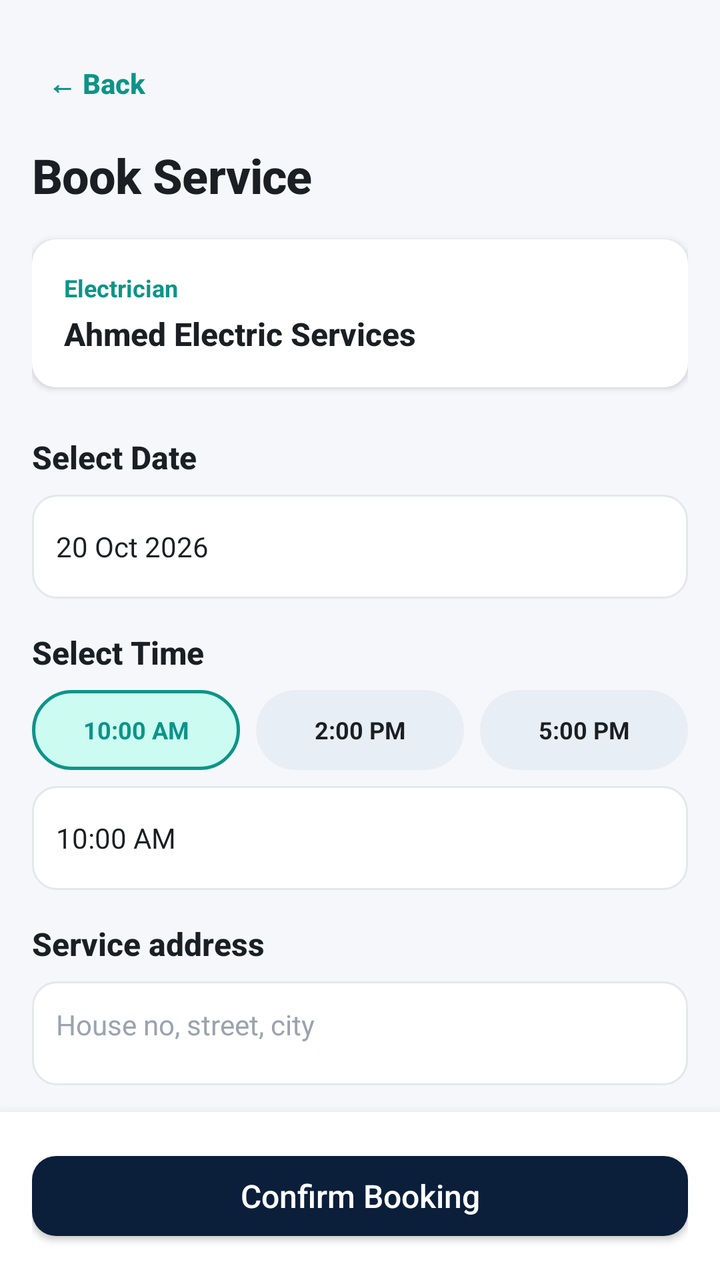
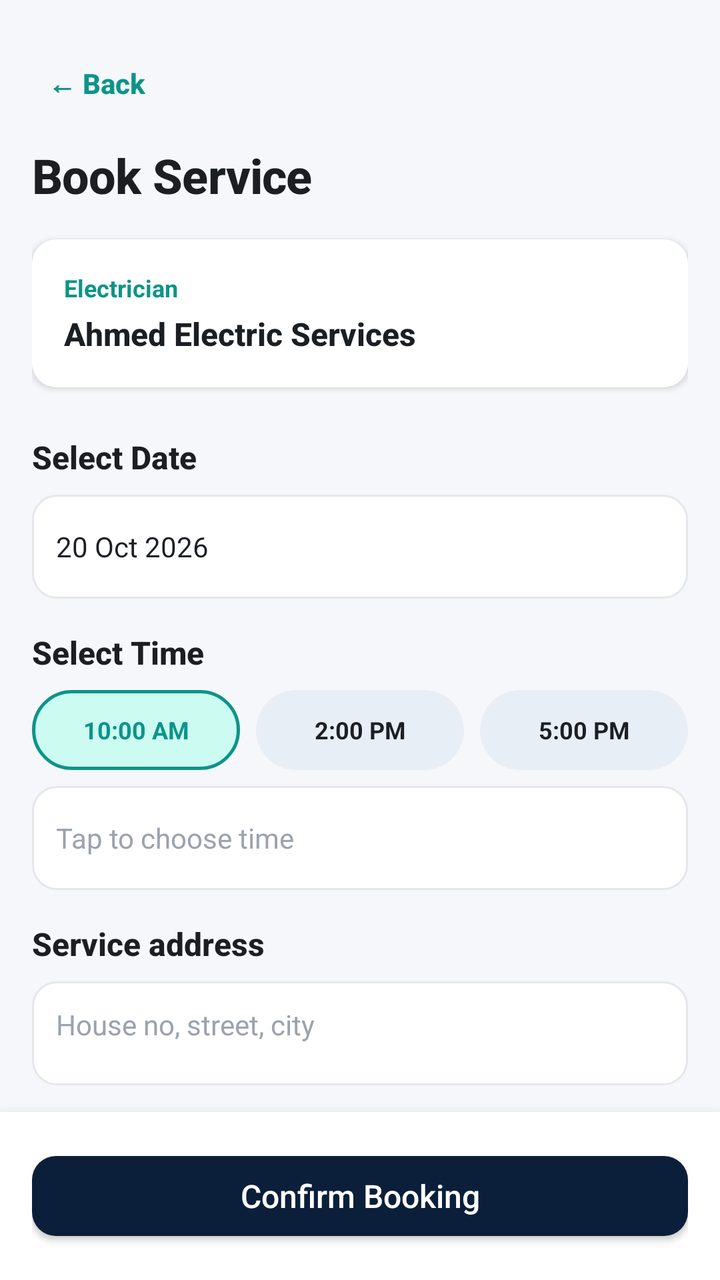

An Android layout rendered at two revisions. The XML below is the earlier revision; the diff shows what the commit changed to produce the second picture.
<!-- AndroidManifest.xml: application theme Theme.Homexa -->
<!-- res/layout/activity_booking.xml -->
<?xml version="1.0" encoding="utf-8"?>
<FrameLayout xmlns:android="http://schemas.android.com/apk/res/android"
    android:layout_width="match_parent"
    android:layout_height="match_parent"
    android:background="@color/background">

    <LinearLayout
        android:id="@+id/layoutBookingForm"
        android:layout_width="match_parent"
        android:layout_height="match_parent"
        android:orientation="vertical">

        <androidx.core.widget.NestedScrollView
            android:layout_width="match_parent"
            android:layout_height="0dp"
            android:layout_weight="1"
            android:clipToPadding="false"
            android:fillViewport="true"
            android:overScrollMode="never">

            <LinearLayout
                android:layout_width="match_parent"
                android:layout_height="wrap_content"
                android:orientation="vertical"
                android:paddingStart="@dimen/screen_padding"
                android:paddingTop="@dimen/space_xl"
                android:paddingEnd="@dimen/screen_padding"
                android:paddingBottom="@dimen/space_lg">

                <TextView
                    android:id="@+id/buttonBack"
                    android:layout_width="wrap_content"
                    android:layout_height="wrap_content"
                    android:padding="@dimen/space_sm"
                    android:text="@string/back"
                    android:textAppearance="@style/TextAppearance.Homexa.Link" />

                <TextView
                    android:layout_width="match_parent"
                    android:layout_height="wrap_content"
                    android:layout_marginTop="@dimen/space_md"
                    android:text="@string/book_service"
                    android:textAppearance="@style/TextAppearance.Homexa.Title" />

                
                <LinearLayout
                    android:layout_width="match_parent"
                    android:layout_height="wrap_content"
                    android:layout_marginTop="@dimen/space_lg"
                    android:background="@drawable/bg_card"
                    android:elevation="@dimen/card_elevation"
                    android:orientation="vertical"
                    android:padding="@dimen/card_padding">

                    <TextView
                        android:id="@+id/textSelectedService"
                        android:layout_width="match_parent"
                        android:layout_height="wrap_content"
                        android:text="@string/category_electrician"
                        android:textAppearance="@style/TextAppearance.Homexa.Caption"
                        android:textColor="@color/accent"
                        android:textStyle="bold" />

                    <TextView
                        android:id="@+id/textSelectedProvider"
                        android:layout_width="match_parent"
                        android:layout_height="wrap_content"
                        android:layout_marginTop="@dimen/space_xs"
                        android:text="@string/provider_ahmed_name"
                        android:textAppearance="@style/TextAppearance.Homexa.Subheading" />
                </LinearLayout>

                <TextView
                    android:layout_width="match_parent"
                    android:layout_height="wrap_content"
                    android:layout_marginTop="@dimen/space_xl"
                    android:text="@string/select_date"
                    android:textAppearance="@style/TextAppearance.Homexa.Subheading" />

                <TextView
                    android:id="@+id/textSelectDate"
                    android:layout_width="match_parent"
                    android:layout_height="@dimen/input_height"
                    android:layout_marginTop="@dimen/space_sm"
                    android:background="@drawable/bg_input_field"
                    android:gravity="center_vertical"
                    android:hint="@string/choose_date"
                    android:paddingStart="@dimen/space_md"
                    android:paddingEnd="@dimen/space_md"
                    android:text="@string/sample_date_display"
                    android:textColor="@color/text_primary"
                    android:textColorHint="@color/text_hint"
                    android:textSize="@dimen/text_body" />

                <TextView
                    android:layout_width="match_parent"
                    android:layout_height="wrap_content"
                    android:layout_marginTop="@dimen/space_lg"
                    android:text="@string/select_time"
                    android:textAppearance="@style/TextAppearance.Homexa.Subheading" />

                
                <LinearLayout
                    android:layout_width="match_parent"
                    android:layout_height="wrap_content"
                    android:layout_marginTop="@dimen/space_sm"
                    android:orientation="horizontal">

                    <TextView
                        style="@style/Widget.Homexa.TimeChip"
                        android:layout_width="0dp"
                        android:layout_height="@dimen/time_chip_height"
                        android:layout_weight="1"
                        android:background="@drawable/bg_time_chip_selected"
                        android:text="@string/time_slot_morning"
                        android:textColor="@color/accent" />

                    <TextView
                        style="@style/Widget.Homexa.TimeChip"
                        android:layout_width="0dp"
                        android:layout_height="@dimen/time_chip_height"
                        android:layout_marginStart="@dimen/space_sm"
                        android:layout_weight="1"
                        android:background="@drawable/bg_time_chip"
                        android:text="@string/time_slot_afternoon" />

                    <TextView
                        style="@style/Widget.Homexa.TimeChip"
                        android:layout_width="0dp"
                        android:layout_height="@dimen/time_chip_height"
                        android:layout_marginStart="@dimen/space_sm"
                        android:layout_weight="1"
                        android:background="@drawable/bg_time_chip"
                        android:text="@string/time_slot_evening" />
                </LinearLayout>

                
                <TextView
                    android:id="@+id/textSelectTime"
                    android:layout_width="match_parent"
                    android:layout_height="@dimen/input_height"
                    android:layout_marginTop="@dimen/space_sm"
                    android:background="@drawable/bg_input_field"
                    android:gravity="center_vertical"
                    android:hint="@string/choose_time"
                    android:paddingStart="@dimen/space_md"
                    android:paddingEnd="@dimen/space_md"
                    android:text="@string/time_slot_morning"
                    android:textColor="@color/text_primary"
                    android:textColorHint="@color/text_hint"
                    android:textSize="@dimen/text_body" />

                <TextView
                    android:layout_width="match_parent"
                    android:layout_height="wrap_content"
                    android:layout_marginTop="@dimen/space_lg"
                    android:text="@string/enter_address"
                    android:textAppearance="@style/TextAppearance.Homexa.Subheading" />

                <EditText
                    android:id="@+id/editAddress"
                    android:layout_width="match_parent"
                    android:layout_height="wrap_content"
                    android:layout_marginTop="@dimen/space_sm"
                    android:background="@drawable/bg_input_field"
                    android:gravity="top"
                    android:hint="@string/address_hint"
                    android:inputType="textMultiLine"
                    android:minHeight="@dimen/input_height"
                    android:padding="@dimen/space_md"
                    android:textColor="@color/text_primary"
                    android:textColorHint="@color/text_hint"
                    android:textSize="@dimen/text_body" />

                <TextView
                    android:layout_width="match_parent"
                    android:layout_height="wrap_content"
                    android:layout_marginTop="@dimen/space_lg"
                    android:text="@string/optional_note"
                    android:textAppearance="@style/TextAppearance.Homexa.Subheading" />

                <EditText
                    android:id="@+id/editNote"
                    android:layout_width="match_parent"
                    android:layout_height="wrap_content"
                    android:layout_marginTop="@dimen/space_sm"
                    android:background="@drawable/bg_input_field"
                    android:gravity="top"
                    android:hint="@string/note_hint"
                    android:inputType="textMultiLine"
                    android:minHeight="@dimen/input_height"
                    android:padding="@dimen/space_md"
                    android:textColor="@color/text_primary"
                    android:textColorHint="@color/text_hint"
                    android:textSize="@dimen/text_body" />

                
                <TextView
                    android:layout_width="match_parent"
                    android:layout_height="wrap_content"
                    android:layout_marginTop="@dimen/space_xl"
                    android:text="@string/price_breakdown"
                    android:textAppearance="@style/TextAppearance.Homexa.Subheading" />

                <LinearLayout
                    android:layout_width="match_parent"
                    android:layout_height="wrap_content"
                    android:layout_marginTop="@dimen/space_sm"
                    android:background="@drawable/bg_card"
                    android:elevation="@dimen/card_elevation"
                    android:orientation="vertical"
                    android:padding="@dimen/card_padding">

                    <LinearLayout
                        android:layout_width="match_parent"
                        android:layout_height="wrap_content"
                        android:orientation="horizontal">

                        <TextView
                            android:layout_width="0dp"
                            android:layout_height="wrap_content"
                            android:layout_weight="1"
                            android:text="@string/estimated_price"
                            android:textAppearance="@style/TextAppearance.Homexa.Body" />

                        <TextView
                            android:id="@+id/textEstimatedPrice"
                            android:layout_width="wrap_content"
                            android:layout_height="wrap_content"
                            android:text="@string/sample_subtotal"
                            android:textAppearance="@style/TextAppearance.Homexa.Body"
                            android:textColor="@color/text_primary"
                            android:textStyle="bold" />
                    </LinearLayout>

                    <LinearLayout
                        android:layout_width="match_parent"
                        android:layout_height="wrap_content"
                        android:layout_marginTop="@dimen/space_sm"
                        android:orientation="horizontal">

                        <TextView
                            android:layout_width="0dp"
                            android:layout_height="wrap_content"
                            android:layout_weight="1"
                            android:text="@string/service_fee"
                            android:textAppearance="@style/TextAppearance.Homexa.Body" />

                        <TextView
                            android:layout_width="wrap_content"
                            android:layout_height="wrap_content"
                            android:text="@string/sample_service_fee"
                            android:textAppearance="@style/TextAppearance.Homexa.Body"
                            android:textColor="@color/text_primary"
                            android:textStyle="bold" />
                    </LinearLayout>

                    <View
                        android:layout_width="match_parent"
                        android:layout_height="1dp"
                        android:layout_marginTop="@dimen/space_md"
                        android:layout_marginBottom="@dimen/space_md"
                        android:background="@color/divider" />

                    <LinearLayout
                        android:layout_width="match_parent"
                        android:layout_height="wrap_content"
                        android:orientation="horizontal">

                        <TextView
                            android:layout_width="0dp"
                            android:layout_height="wrap_content"
                            android:layout_weight="1"
                            android:text="@string/estimated_total"
                            android:textAppearance="@style/TextAppearance.Homexa.Subheading" />

                        <TextView
                            android:layout_width="wrap_content"
                            android:layout_height="wrap_content"
                            android:text="@string/sample_total"
                            android:textAppearance="@style/TextAppearance.Homexa.Subheading"
                            android:textColor="@color/primary" />
                    </LinearLayout>
                </LinearLayout>

                <TextView
                    android:layout_width="match_parent"
                    android:layout_height="wrap_content"
                    android:layout_marginTop="@dimen/space_xl"
                    android:text="@string/payment_method"
                    android:textAppearance="@style/TextAppearance.Homexa.Subheading" />

                <include
                    layout="@layout/item_payment_method"
                    android:layout_width="match_parent"
                    android:layout_height="wrap_content"
                    android:layout_marginTop="@dimen/space_sm" />

            </LinearLayout>
        </androidx.core.widget.NestedScrollView>

        <LinearLayout
            android:layout_width="match_parent"
            android:layout_height="wrap_content"
            android:background="@color/surface"
            android:elevation="8dp"
            android:orientation="vertical"
            android:padding="@dimen/screen_padding">

            <com.google.android.material.button.MaterialButton
                android:id="@+id/buttonConfirmBooking"
                style="@style/Widget.Homexa.Button.Primary"
                android:layout_width="match_parent"
                android:layout_height="@dimen/button_height"
                android:clickable="false"
                android:focusable="false"
                android:text="@string/confirm_booking" />
        </LinearLayout>
    </LinearLayout>

    
    <LinearLayout
        android:id="@+id/layoutBookingSuccess"
        android:layout_width="match_parent"
        android:layout_height="match_parent"
        android:gravity="center"
        android:orientation="vertical"
        android:padding="@dimen/space_xl"
        android:visibility="gone">

        <FrameLayout
            android:layout_width="88dp"
            android:layout_height="88dp"
            android:background="@drawable/bg_circle_soft">

            <TextView
                android:layout_width="wrap_content"
                android:layout_height="wrap_content"
                android:layout_gravity="center"
                android:text="✓"
                android:textColor="@color/accent"
                android:textSize="36sp"
                android:textStyle="bold" />
        </FrameLayout>

        <TextView
            android:layout_width="wrap_content"
            android:layout_height="wrap_content"
            android:layout_marginTop="@dimen/space_lg"
            android:text="@string/booking_success_title"
            android:textAppearance="@style/TextAppearance.Homexa.Title"
            android:textColor="@color/primary" />

        <TextView
            android:layout_width="match_parent"
            android:layout_height="wrap_content"
            android:layout_marginTop="@dimen/space_sm"
            android:gravity="center"
            android:text="@string/booking_success_message"
            android:textAppearance="@style/TextAppearance.Homexa.Body" />

        <com.google.android.material.button.MaterialButton
            android:id="@+id/buttonBackToHome"
            style="@style/Widget.Homexa.Button.Primary"
            android:layout_width="match_parent"
            android:layout_height="@dimen/button_height"
            android:layout_marginTop="@dimen/space_xl"
            android:clickable="false"
            android:focusable="false"
            android:text="@string/back_to_home" />

        <com.google.android.material.button.MaterialButton
            android:id="@+id/buttonViewMyBookings"
            style="@style/Widget.Homexa.Button.Outline"
            android:layout_width="match_parent"
            android:layout_height="@dimen/button_height"
            android:layout_marginTop="@dimen/space_md"
            android:clickable="false"
            android:focusable="false"
            android:text="@string/view_my_bookings" />
    </LinearLayout>

</FrameLayout>
<!-- res/layout/item_payment_method.xml (included above) -->
<?xml version="1.0" encoding="utf-8"?>
<LinearLayout xmlns:android="http://schemas.android.com/apk/res/android"
    android:id="@+id/paymentMethodsRoot"
    android:layout_width="match_parent"
    android:layout_height="wrap_content"
    android:orientation="vertical">

    
    <LinearLayout
        android:id="@+id/paymentCodRow"
        android:layout_width="match_parent"
        android:layout_height="wrap_content"
        android:background="@drawable/bg_payment_selected"
        android:gravity="center_vertical"
        android:orientation="horizontal"
        android:padding="@dimen/card_padding">

        <ImageView
            android:id="@+id/imagePaymentCodIcon"
            android:layout_width="@dimen/payment_icon_size"
            android:layout_height="@dimen/payment_icon_size"
            android:contentDescription="@string/payment_cod"
            android:src="@drawable/ic_payment_cash" />

        <LinearLayout
            android:layout_width="0dp"
            android:layout_height="wrap_content"
            android:layout_marginStart="@dimen/space_md"
            android:layout_weight="1"
            android:orientation="vertical">

            <TextView
                android:id="@+id/textPaymentCodTitle"
                android:layout_width="match_parent"
                android:layout_height="wrap_content"
                android:text="@string/payment_cod"
                android:textAppearance="@style/TextAppearance.Homexa.Subheading" />

            <TextView
                android:id="@+id/textPaymentCodSubtitle"
                android:layout_width="match_parent"
                android:layout_height="wrap_content"
                android:layout_marginTop="@dimen/space_xs"
                android:text="@string/payment_cod_desc"
                android:textAppearance="@style/TextAppearance.Homexa.Caption" />
        </LinearLayout>

        <ImageView
            android:id="@+id/imagePaymentCodRadio"
            android:layout_width="24dp"
            android:layout_height="24dp"
            android:contentDescription="@string/payment_cod"
            android:src="@drawable/ic_radio_selected" />
    </LinearLayout>

    
    <LinearLayout
        android:id="@+id/paymentJazzCashRow"
        android:layout_width="match_parent"
        android:layout_height="wrap_content"
        android:layout_marginTop="@dimen/space_sm"
        android:background="@drawable/bg_payment_unselected"
        android:gravity="center_vertical"
        android:orientation="horizontal"
        android:padding="@dimen/card_padding">

        <ImageView
            android:id="@+id/imagePaymentJazzIcon"
            android:layout_width="@dimen/payment_icon_size"
            android:layout_height="@dimen/payment_icon_size"
            android:contentDescription="@string/payment_jazzcash"
            android:src="@drawable/ic_payment_jazzcash" />

        <LinearLayout
            android:layout_width="0dp"
            android:layout_height="wrap_content"
            android:layout_marginStart="@dimen/space_md"
            android:layout_weight="1"
            android:orientation="vertical">

            <TextView
                android:id="@+id/textPaymentJazzTitle"
                android:layout_width="match_parent"
                android:layout_height="wrap_content"
                android:text="@string/payment_jazzcash"
                android:textAppearance="@style/TextAppearance.Homexa.Subheading" />

            <TextView
                android:id="@+id/textPaymentJazzSubtitle"
                android:layout_width="match_parent"
                android:layout_height="wrap_content"
                android:layout_marginTop="@dimen/space_xs"
                android:text="@string/payment_jazzcash_desc"
                android:textAppearance="@style/TextAppearance.Homexa.Caption" />
        </LinearLayout>

        <ImageView
            android:id="@+id/imagePaymentJazzRadio"
            android:layout_width="24dp"
            android:layout_height="24dp"
            android:contentDescription="@string/payment_jazzcash"
            android:src="@drawable/ic_radio_unselected" />
    </LinearLayout>

</LinearLayout>
<!-- resources referenced by this layout -->
<resources>
  <color name="accent">#0D9488</color>
  <color name="background">#F5F7FA</color>
  <color name="divider">#E5E7EB</color>
  <color name="primary">#0B1F3A</color>
  <color name="surface">#FFFFFF</color>
  <color name="text_hint">#9CA3AF</color>
  <color name="text_primary">#1B1F24</color>
  <dimen name="button_height">52dp</dimen>
  <dimen name="card_elevation">2dp</dimen>
  <dimen name="card_padding">16dp</dimen>
  <dimen name="input_height">52dp</dimen>
  <dimen name="payment_icon_size">40dp</dimen>
  <dimen name="screen_padding">16dp</dimen>
  <dimen name="space_lg">16dp</dimen>
  <dimen name="space_md">12dp</dimen>
  <dimen name="space_sm">8dp</dimen>
  <dimen name="space_xl">24dp</dimen>
  <dimen name="space_xs">4dp</dimen>
  <dimen name="text_body">14sp</dimen>
  <dimen name="time_chip_height">40dp</dimen>
  <!-- drawable bg_circle_soft (drawable) -->
  <?xml version="1.0" encoding="utf-8"?>
  <shape xmlns:android="http://schemas.android.com/apk/res/android"
      android:shape="oval">
      <solid android:color="@color/accent_soft" />
  </shape>
  <string name="address_hint">House no, street, city</string>
  <string name="back">← Back</string>
  <string name="back_to_home">Back to Home</string>
  <string name="book_service">Book Service</string>
  <string name="booking_success_message">Your service has been booked successfully.</string>
  <string name="booking_success_title">Booking Confirmed</string>
  <string name="category_electrician">Electrician</string>
  <string name="choose_date">Tap to choose date</string>
  <string name="choose_time">Tap to choose time</string>
  <string name="confirm_booking">Confirm Booking</string>
  <string name="enter_address">Service address</string>
  <string name="estimated_price">Estimated Price</string>
  <string name="estimated_total">Estimated total</string>
  <string name="note_hint">Any special instructions</string>
  <string name="optional_note">Additional instructions</string>
  <string name="payment_cod">Cash on Delivery</string>
  <string name="payment_cod_desc">Pay when the service is completed</string>
  <string name="payment_jazzcash">JazzCash</string>
  <string name="payment_jazzcash_desc">Pay securely with JazzCash wallet</string>
  <string name="payment_method">Payment method</string>
  <string name="price_breakdown">Price breakdown</string>
  <string name="provider_ahmed_name">Ahmed Electric Services</string>
  <string name="sample_date_display">20 Oct 2026</string>
  <string name="sample_service_fee">PKR 150</string>
  <string name="sample_subtotal">PKR 1,500</string>
  <string name="sample_total">PKR 1,650</string>
  <string name="select_date">Select Date</string>
  <string name="select_time">Select Time</string>
  <string name="service_fee">Service fee</string>
  <string name="time_slot_afternoon">2:00 PM</string>
  <string name="time_slot_evening">5:00 PM</string>
  <string name="time_slot_morning">10:00 AM</string>
  <string name="view_my_bookings">View My Bookings</string>
  <style name="TextAppearance.Homexa.Caption">
          <item name="android:textSize">@dimen/text_caption</item>
          <item name="android:textColor">@color/text_secondary</item>
          <item name="android:fontFamily">sans-serif</item>
      </style>
  <dimen name="radius_medium">12dp</dimen>
  <color name="accent_soft">#CCFBF1</color>
  <color name="payment_selected_bg">#F0FDFA</color>
  <color name="payment_selected_stroke">#0D9488</color>
  <color name="payment_unselected_stroke">#E5E7EB</color>
  <color name="primary_light">#E8EEF5</color>
  <dimen name="radius_pill">24dp</dimen>
  <color name="text_secondary">#6B7280</color>
  <dimen name="text_caption">12sp</dimen>
  <dimen name="text_subheading">16sp</dimen>
  <dimen name="text_title">24sp</dimen>
  <dimen name="text_button">16sp</dimen>
  <dimen name="button_radius">12dp</dimen>
  <color name="text_on_primary">#FFFFFF</color>
  <color name="primary_dark">#071528</color>
  <color name="accent_dark">#0F766E</color>
  <!-- unchanged entries left out for length: 18 -->
</resources>

<!-- the commit's change to res/layout/activity_booking.xml (unified diff, before → after) -->
@@ -107,6 +107,7 @@
                     android:orientation="horizontal">
 
                     <TextView
+                        android:id="@+id/chipTimeMorning"
                         style="@style/Widget.Homexa.TimeChip"
                         android:layout_width="0dp"
                         android:layout_height="@dimen/time_chip_height"
@@ -116,6 +117,7 @@
                         android:textColor="@color/accent" />
 
                     <TextView
+                        android:id="@+id/chipTimeAfternoon"
                         style="@style/Widget.Homexa.TimeChip"
                         android:layout_width="0dp"
                         android:layout_height="@dimen/time_chip_height"
@@ -125,6 +127,7 @@
                         android:text="@string/time_slot_afternoon" />
 
                     <TextView
+                        android:id="@+id/chipTimeEvening"
                         style="@style/Widget.Homexa.TimeChip"
                         android:layout_width="0dp"
                         android:layout_height="@dimen/time_chip_height"
@@ -134,7 +137,6 @@
                         android:text="@string/time_slot_evening" />
                 </LinearLayout>
 
-                
                 <TextView
                     android:id="@+id/textSelectTime"
                     android:layout_width="match_parent"
@@ -145,7 +147,6 @@
                     android:hint="@string/choose_time"
                     android:paddingStart="@dimen/space_md"
                     android:paddingEnd="@dimen/space_md"
-                    android:text="@string/time_slot_morning"
                     android:textColor="@color/text_primary"
                     android:textColorHint="@color/text_hint"
                     android:textSize="@dimen/text_body" />
@@ -312,8 +313,6 @@
                 style="@style/Widget.Homexa.Button.Primary"
                 android:layout_width="match_parent"
                 android:layout_height="@dimen/button_height"
-                android:clickable="false"
-                android:focusable="false"
                 android:text="@string/confirm_booking" />
         </LinearLayout>
     </LinearLayout>
@@ -365,8 +364,6 @@
             android:layout_width="match_parent"
             android:layout_height="@dimen/button_height"
             android:layout_marginTop="@dimen/space_xl"
-            android:clickable="false"
-            android:focusable="false"
             android:text="@string/back_to_home" />
 
         <com.google.android.material.button.MaterialButton
@@ -375,8 +372,6 @@
             android:layout_width="match_parent"
             android:layout_height="@dimen/button_height"
             android:layout_marginTop="@dimen/space_md"
-            android:clickable="false"
-            android:focusable="false"
             android:text="@string/view_my_bookings" />
     </LinearLayout>
 
